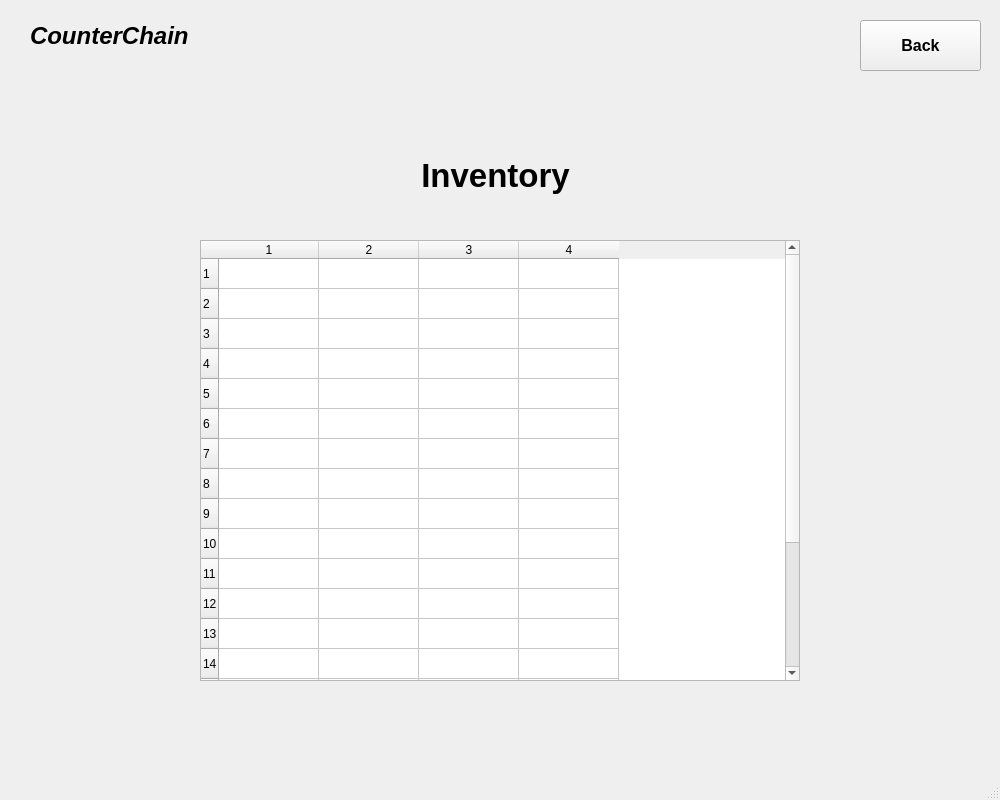
The window that invent.ui (shubham0298/CounterChain) describes before a commit, drawn with Qt 5.
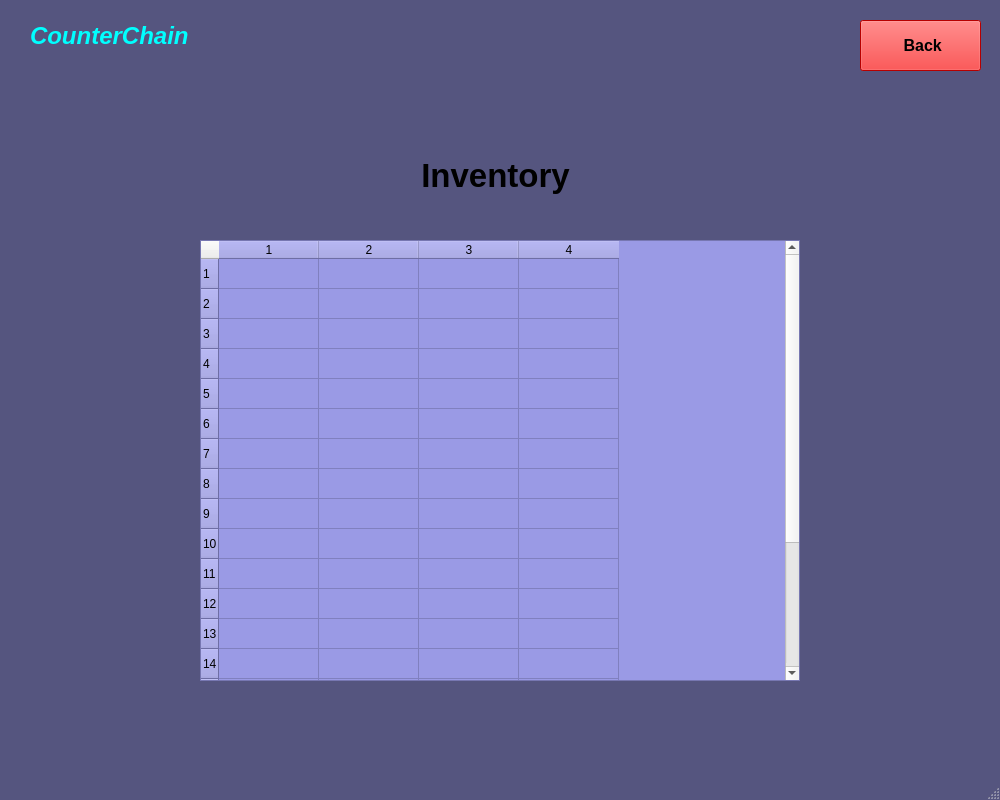
The same window after the commit. Icons and pictures are not drawn.

```diff
--- a/invent.ui
+++ b/invent.ui
@@ -25,6 +25,14 @@
   <property name="windowTitle">
    <string>Inventory</string>
   </property>
+  <property name="styleSheet">
+   <string notr="true">QMainWindow{
+	background-color: rgb(85, 85, 127);
+}
+QPushButton#pushButton{
+	background-color: rgb(255, 0, 0);
+}</string>
+  </property>
   <widget class="QWidget" name="centralwidget">
    <widget class="QLabel" name="label">
     <property name="geometry">
@@ -61,9 +69,17 @@
       <height>441</height>
      </rect>
     </property>
+    <property name="font">
+     <font>
+      <pointsize>12</pointsize>
+     </font>
+    </property>
     <property name="cursor" stdset="0">
      <cursorShape>IBeamCursor</cursorShape>
     </property>
+    <property name="styleSheet">
+     <string notr="true">background-color: rgb(154, 154, 229);</string>
+    </property>
     <property name="showGrid">
      <bool>true</bool>
     </property>
@@ -121,7 +137,17 @@
      <cursorShape>PointingHandCursor</cursorShape>
     </property>
     <property name="text">
-     <string>Back</string>
+     <string> Back</string>
+    </property>
+    <property name="icon">
+     <iconset>
+      <normaloff>Icons/backbutton.png</normaloff>Icons/backbutton.png</iconset>
+    </property>
+    <property name="iconSize">
+     <size>
+      <width>30</width>
+      <height>30</height>
+     </size>
     </property>
    </widget>
    <widget class="QLabel" name="label_3">
@@ -133,6 +159,43 @@
       <height>71</height>
      </rect>
     </property>
+    <property name="palette">
+     <palette>
+      <active>
+       <colorrole role="WindowText">
+        <brush brushstyle="SolidPattern">
+         <color alpha="255">
+          <red>0</red>
+          <green>255</green>
+          <blue>255</blue>
+         </color>
+        </brush>
+       </colorrole>
+      </active>
+      <inactive>
+       <colorrole role="WindowText">
+        <brush brushstyle="SolidPattern">
+         <color alpha="255">
+          <red>0</red>
+          <green>255</green>
+          <blue>255</blue>
+         </color>
+        </brush>
+       </colorrole>
+      </inactive>
+      <disabled>
+       <colorrole role="WindowText">
+        <brush brushstyle="SolidPattern">
+         <color alpha="255">
+          <red>120</red>
+          <green>120</green>
+          <blue>120</blue>
+         </color>
+        </brush>
+       </colorrole>
+      </disabled>
+     </palette>
+    </property>
     <property name="font">
      <font>
       <pointsize>18</pointsize>
```
Left out of the diff: 2 changed lines with no effect on the pictures.
